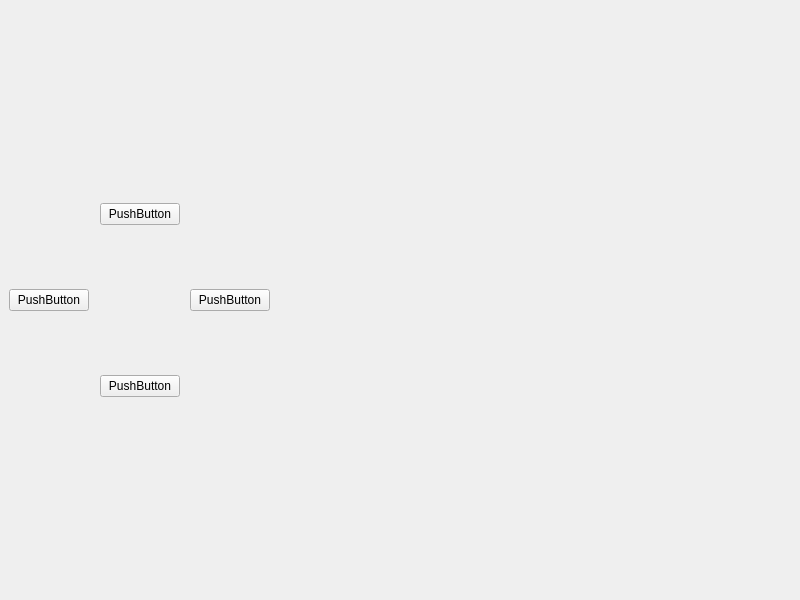
Before: the Qt Designer form mainwindow.ui in NoneType4Name/RadioRemoteControl, drawn with Qt 5.
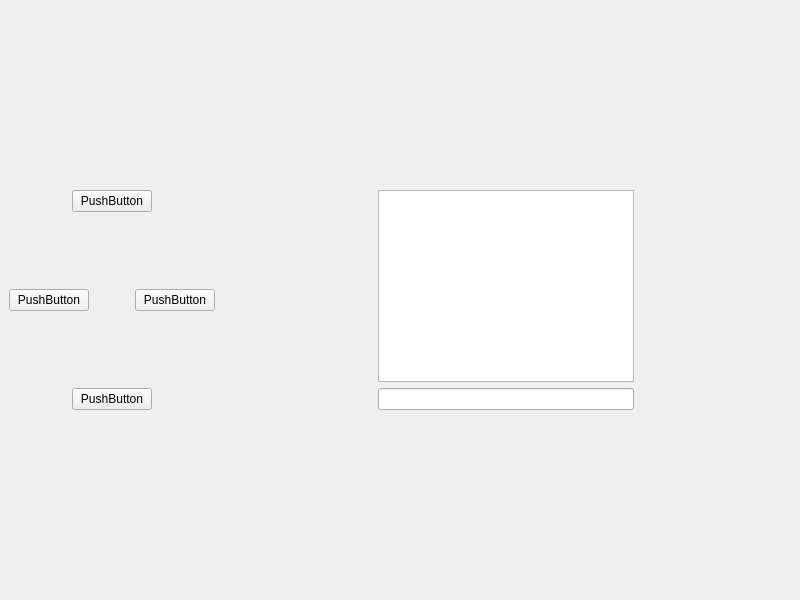
After: the same form once the commit is applied.

```diff
--- a/mainwindow.ui
+++ b/mainwindow.ui
@@ -14,7 +14,7 @@
    <string>MainWindow</string>
   </property>
   <widget class="QWidget" name="centralwidget">
-   <layout class="QVBoxLayout" name="verticalLayout_2">
+   <layout class="QVBoxLayout" name="verticalLayout_3">
     <item>
      <spacer name="verticalSpacer_3">
       <property name="orientation">
@@ -178,6 +178,16 @@
         </property>
        </spacer>
       </item>
+      <item>
+       <layout class="QVBoxLayout" name="verticalLayout_2">
+        <item>
+         <widget class="QListWidget" name="listWidget"/>
+        </item>
+        <item>
+         <widget class="QLineEdit" name="lineEdit"/>
+        </item>
+       </layout>
+      </item>
       <item>
        <spacer name="horizontalSpacer_7">
         <property name="orientation">
```
Left out of the diff: 22 changed lines with no effect on the pictures.
